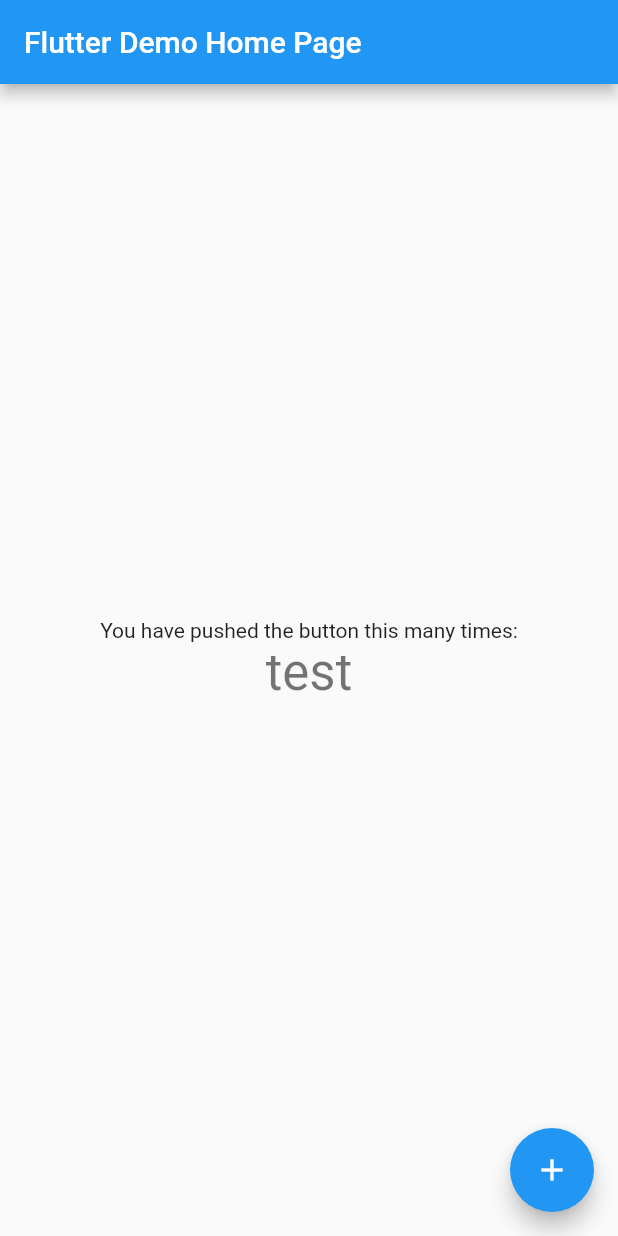
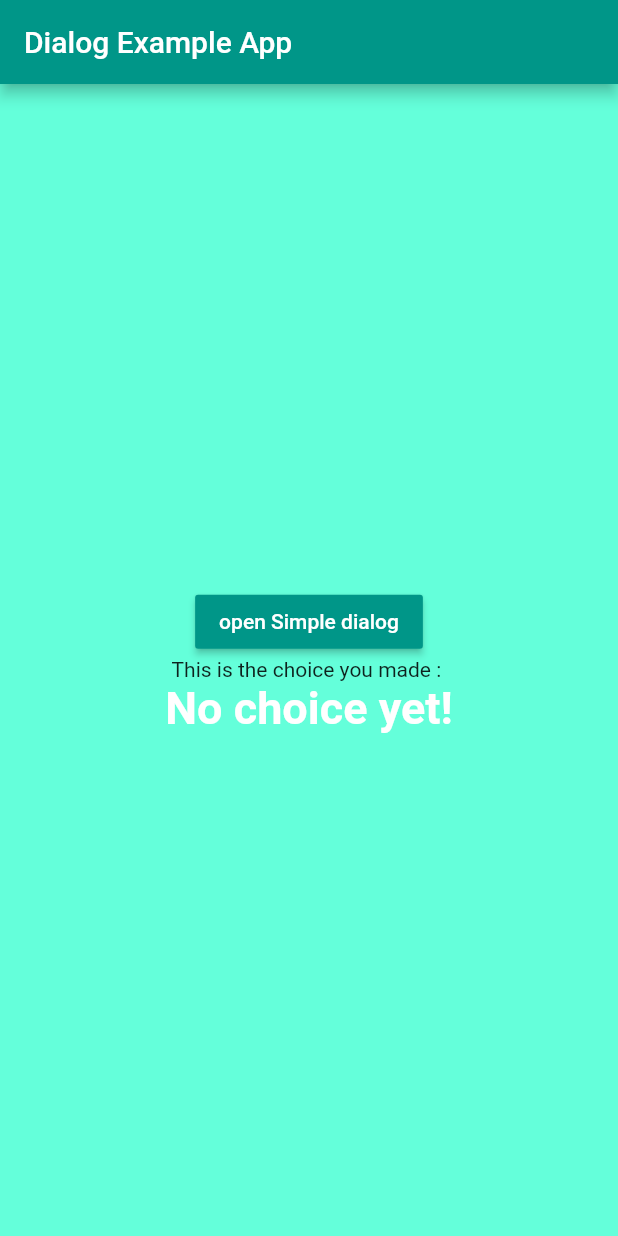
Before and after one commit to houcem-h/dsi3_simpledialog_bottomsheet, a Flutter app: the screen it shows after launch, on a phone screen of 412 x 824 dp. Run offline on Flutter 3.47's test engine with Material 2 defaults, Android fonts, the phone set to English and light mode, and no system bars.

Commit message:
home screen content

```diff
--- a/lib/main.dart
+++ b/lib/main.dart
@@ -12,24 +12,31 @@ class MyApp extends StatelessWidget {
   Widget build(BuildContext context) {
     return MaterialApp(
       title: 'Flutter Demo',
+      debugShowCheckedModeBanner: false,
       theme: ThemeData(
-        primarySwatch: Colors.blue,
+        primarySwatch: Colors.teal,
       ),
-      home: const MyHomePage(title: 'Flutter Demo Home Page'),
+      home: const MyDialogExampleAppPage(title: 'Dialog Example App'),
     );
   }
 }
 
-class MyHomePage extends StatefulWidget {
-  const MyHomePage({Key? key, required this.title}) : super(key: key);
+class MyDialogExampleAppPage extends StatefulWidget {
+  const MyDialogExampleAppPage({Key? key, required this.title}) : super(key: key);
 
   final String title;
 
   @override
-  State<MyHomePage> createState() => _MyHomePageState();
+  State<MyDialogExampleAppPage> createState() => _MyDialogExampleAppState();
 }
 
-class _MyHomePageState extends State<MyHomePage> {
+class _MyDialogExampleAppState extends State<MyDialogExampleAppPage> {
+
+  String _choice = "No choice yet!";
+
+  void _pickChoice() {
+
+  }
 
   @override
   Widget build(BuildContext context) {
@@ -41,21 +48,25 @@ class _MyHomePageState extends State<MyHomePage> {
         child: Column(
           mainAxisAlignment: MainAxisAlignment.center,
           children: <Widget>[
-            const Text(
-              'You have pushed the button this many times:',
+            RaisedButton(
+              color: Colors.teal,
+              textColor: Colors.white,
+                child: const Text("open Simple dialog"),
+                onPressed: _pickChoice
             ),
+            const Text('This is the choice you made : '),
             Text(
-              'test',
-              style: Theme.of(context).textTheme.headline4,
+              _choice,
+              style: const TextStyle(
+                  fontWeight: FontWeight.bold,
+                  color: Colors.white,
+                  fontSize: 30
+              ),
             ),
           ],
         ),
       ),
-      floatingActionButton: FloatingActionButton(
-        onPressed: null,
-        tooltip: 'Increment',
-        child: const Icon(Icons.add),
-      ),
+      backgroundColor: Colors.tealAccent,
     );
   }
 }
```
